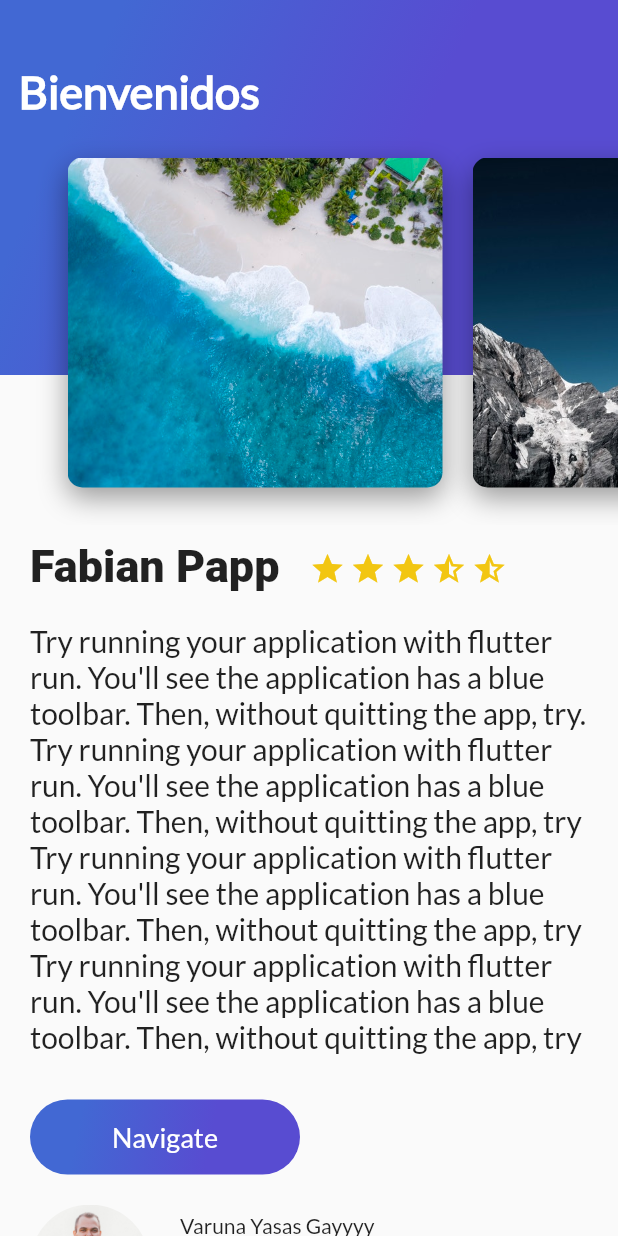
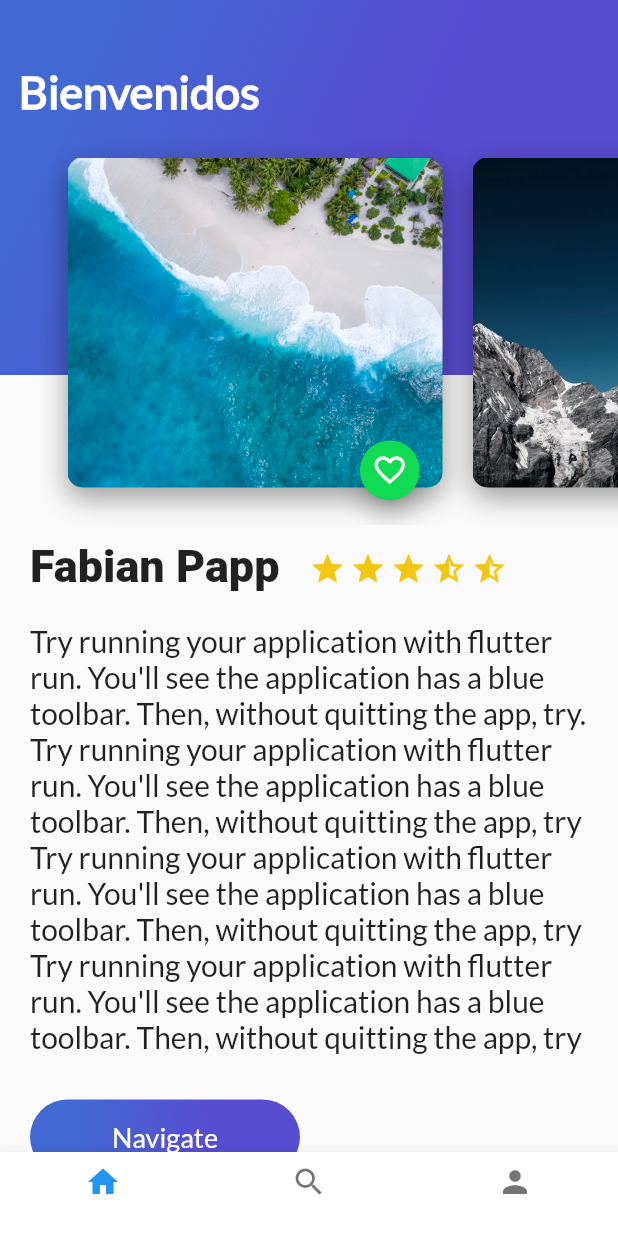
Before and after one commit to fabianp82/Abril, a Flutter app: the screen it shows after launch, on a phone screen of 412 x 824 dp. Run offline on Flutter 3.47's test engine with Material 2 defaults, Android fonts, the phone set to English and light mode, and no system bars.

```diff
--- /dev/null
+++ b/abril_app/lib/abril_trips.dart
@@ -0,0 +1,67 @@
+import 'package:flutter/material.dart';
+import 'package:abril_app/home_trips.dart';
+import 'package:abril_app/search_trips.dart';
+import 'package:abril_app/profile_trips.dart';
+
+
+
+class AbrilTrips extends StatefulWidget{
+  @override
+  State<StatefulWidget> createState() {
+    // TODO: implement createState
+    return _AbrilTrips();
+  }
+
+}
+
+class _AbrilTrips extends State<AbrilTrips>{
+
+  int indexTap=0;
+
+  final List<Widget> widgetsChildren=[
+    HomeTrips(),
+    SearchTrips(),
+    ProfileTrips()
+  ];
+
+  void onTapTapped(int index){
+    setState(() {
+      indexTap= index;
+    });
+  }
+
+  @override
+  Widget build(BuildContext context) {
+
+    return Scaffold(
+        body: widgetsChildren[indexTap],
+        bottomNavigationBar:Theme(
+            data: Theme.of(context).copyWith(
+              canvasColor: Colors.white,
+              primaryColor: Colors.purple
+            ),
+            child: BottomNavigationBar(
+              onTap: onTapTapped,
+                currentIndex: indexTap,
+                items: [
+                  BottomNavigationBarItem(
+                    icon: Icon(Icons.home),
+                    title: Text("")
+                  ),
+                  BottomNavigationBarItem(
+                      icon: Icon(Icons.search),
+                      title: Text("")
+                  ),
+                  BottomNavigationBarItem(
+                      icon: Icon(Icons.person),
+                      title: Text("")
+                  )
+                ]
+            )
+        )
+
+    );
+  }
+
+
+}
--- a/abril_app/lib/card_image.dart
+++ b/abril_app/lib/card_image.dart
@@ -1,4 +1,6 @@
 import 'package:flutter/material.dart';
+import 'package:abril_app/floating_action_button_green.dart';
+
 
 class CardImage extends StatelessWidget{
 
@@ -8,7 +10,6 @@ class CardImage extends StatelessWidget{
 
   @override
   Widget build(BuildContext context) {
-
 
 
     final card = Container(
@@ -36,7 +37,13 @@ class CardImage extends StatelessWidget{
           ]
       ),
     );
-    return card;
+    return Stack(
+      alignment: Alignment(0.9, 1.1),
+      children: <Widget>[
+        card,
+        FloatingActionButtonGreen()
+      ]
+    );
   }
 
 }
--- /dev/null
+++ b/abril_app/lib/floating_action_button_green.dart
@@ -0,0 +1,49 @@
+import 'package:flutter/material.dart';
+
+class FloatingActionButtonGreen extends StatefulWidget{
+  @override
+  State<StatefulWidget> createState() {
+    // TODO: implement createState
+    return _FloatingActionButtonGreen();
+  }
+
+
+}
+
+class _FloatingActionButtonGreen  extends State<FloatingActionButtonGreen>{
+
+  bool _isFavorite = false;
+
+  void onPressedFav() {
+    setState(() {
+      _isFavorite = !this._isFavorite;
+    });
+
+    if(this._isFavorite) {
+      Scaffold.of(context).showSnackBar(
+          SnackBar(content: Text("¡Soy tu pinche favorito!"))
+      );
+    }
+    else
+    {
+          Scaffold.of(context).showSnackBar(
+          SnackBar(content: Text("¡Ya no!")));
+    }
+  }
+
+
+  @override
+  Widget build(BuildContext context) {
+    // TODO: implement build
+    return FloatingActionButton(
+      backgroundColor: Color(0xFF11DA53),
+      tooltip: "Fav",
+      mini: true,
+      onPressed: onPressedFav,
+      child: Icon(
+          this._isFavorite ? Icons.favorite : Icons.favorite_border
+      )
+    );
+  }
+
+}
--- /dev/null
+++ b/abril_app/lib/home_trips.dart
@@ -0,0 +1,28 @@
+import 'package:abril_app/description_place.dart';
+import 'package:abril_app/header_appbar.dart';
+import 'package:abril_app/review_list.dart';
+import 'package:flutter/material.dart';
+
+
+
+class HomeTrips extends StatelessWidget{
+
+
+  @override
+  Widget build(BuildContext context) {
+    // TODO: implement build
+    return Stack(
+      children: <Widget>[
+        ListView(
+          children: <Widget>[
+            DescripcionPlace("Fabian Papp",5,"Try running your application with flutter run. You'll see the application has a blue toolbar. Then, without quitting the app, try.  Try running your application with flutter run. You'll see the application has a blue toolbar. Then, without quitting the app, try Try running your application with flutter run. You'll see the application has a blue toolbar. Then, without quitting the app, try Try running your application with flutter run. You'll see the application has a blue toolbar. Then, without quitting the app, try"),
+            ReviewList()
+          ],
+        ),
+        HeaderAppBar()
+      ],
+    );
+  }
+
+
+}
--- a/abril_app/lib/main.dart
+++ b/abril_app/lib/main.dart
@@ -1,3 +1,5 @@
+import 'package:abril_app/abril_trips.dart';
+import 'package:abril_app/abril_trips_cupertino.dart';
 import 'package:abril_app/gradient_back.dart';
 import 'package:abril_app/review_list.dart';
 import 'package:flutter/material.dart';
@@ -15,20 +17,7 @@ class MyApp extends StatelessWidget {
       theme: ThemeData(
         primarySwatch: Colors.blue,
       ),
-      home: Scaffold(
-        body:
-              Stack(
-                children: <Widget>[
-                  ListView(
-                    children: <Widget>[
-                      DescripcionPlace("Fabian Papp",5,"Try running your application with flutter run. You'll see the application has a blue toolbar. Then, without quitting the app, try.  Try running your application with flutter run. You'll see the application has a blue toolbar. Then, without quitting the app, try Try running your application with flutter run. You'll see the application has a blue toolbar. Then, without quitting the app, try Try running your application with flutter run. You'll see the application has a blue toolbar. Then, without quitting the app, try"),
-                      ReviewList()
-                    ],
-                  ),
-                  HeaderAppBar()
-                ],
-              )
-      )
+      home:AbrilTrips()
     );
   }
 }
```
Also changed, not shown: abril_app/lib/abril_trips_cupertino.dart (added, +56 -0 lines), abril_app/lib/profile_trips.dart (added, +12 -0 lines), abril_app/lib/search_trips.dart (added, +12 -0 lines).
